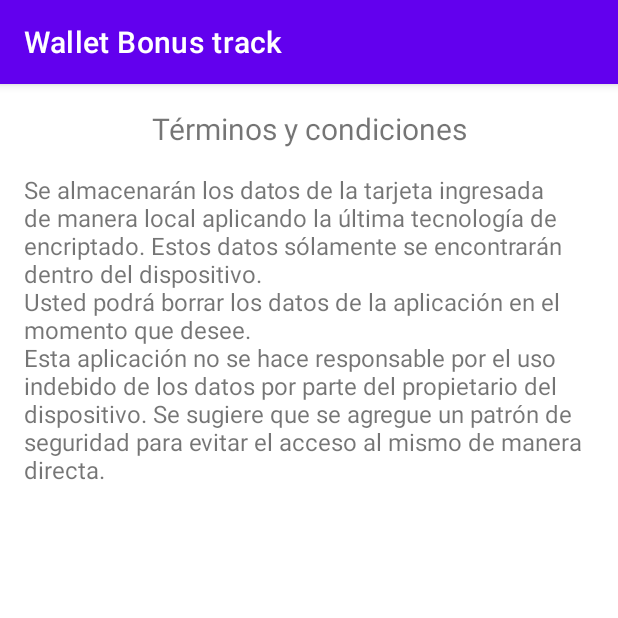
After one commit to educacionit-carrera-android/Wallet_Bonus-track, an Android app: the TermsAndConditionsActivity screen opened directly, with no data from a screen before it, on a phone screen of 412 x 824 dp, the top half of it. The commit adds this screen. Run offline under Robolectric (Android 15) with nearby library versions, the phone set to English and light mode, and no system bars.

Commit message:
Add part 2 for class 3

```diff
--- a/app/src/main/AndroidManifest.xml
+++ b/app/src/main/AndroidManifest.xml
@@ -9,7 +9,8 @@
         android:roundIcon="@mipmap/ic_launcher_round"
         android:supportsRtl="true"
         android:theme="@style/Theme.WalletBonusTrack">
-        <activity android:name=".HomeActivity"></activity>
+        <activity android:name=".TermsAndConditionsActivity" />
+        <activity android:name=".HomeActivity" />
         <activity android:name=".MainActivity">
             <intent-filter>
                 <action android:name="android.intent.action.MAIN" />
--- /dev/null
+++ b/app/src/main/java/com/example/walletbonustrack/TermsAndConditionsActivity.java
@@ -0,0 +1,14 @@
+package com.example.walletbonustrack;
+
+import androidx.appcompat.app.AppCompatActivity;
+
+import android.os.Bundle;
+
+public class TermsAndConditionsActivity extends AppCompatActivity {
+
+    @Override
+    protected void onCreate(Bundle savedInstanceState) {
+        super.onCreate(savedInstanceState);
+        setContentView(R.layout.activity_terms_and_conditions);
+    }
+}
--- /dev/null
+++ b/app/src/main/res/layout/activity_terms_and_conditions.xml
@@ -0,0 +1,28 @@
+<?xml version="1.0" encoding="utf-8"?>
+<LinearLayout xmlns:android="http://schemas.android.com/apk/res/android"
+    android:layout_width="match_parent"
+    android:layout_height="match_parent"
+    android:layout_marginStart="16dp"
+    android:layout_marginEnd="16dp"
+    android:orientation="vertical">
+
+    <TextView
+        android:layout_width="match_parent"
+        android:layout_height="wrap_content"
+        android:layout_margin="16dp"
+        android:gravity="center"
+        android:text="@string/terms_and_conditions"
+        android:textSize="20sp" />
+
+    <ScrollView
+        android:layout_width="match_parent"
+        android:layout_height="0dp"
+        android:layout_weight="1">
+
+        <TextView
+            android:layout_width="match_parent"
+            android:layout_height="wrap_content"
+            android:text="@string/terms_and_conditions_card_text"
+            android:textSize="16sp" />
+    </ScrollView>
+</LinearLayout>
--- a/app/src/main/res/values/strings.xml
+++ b/app/src/main/res/values/strings.xml
@@ -5,4 +5,6 @@
     <string name="security_code">Código de seguridad</string>
     <string name="card_name">Nombre en la tarjeta</string>
     <string name="add">Agregar</string>
+    <string name="terms_and_conditions">Términos y condiciones</string>
+    <string name="terms_and_conditions_card_text">Se almacenarán los datos de la tarjeta ingresada de manera local aplicando la última tecnología de encriptado. Estos datos sólamente se encontrarán dentro del dispositivo.\nUsted podrá borrar los datos de la aplicación en el momento que desee.\nEsta aplicación no se hace responsable por el uso indebido de los datos por parte del propietario del dispositivo. Se sugiere que se agregue un patrón de seguridad para evitar el acceso al mismo de manera directa.</string>
 </resources>
```
